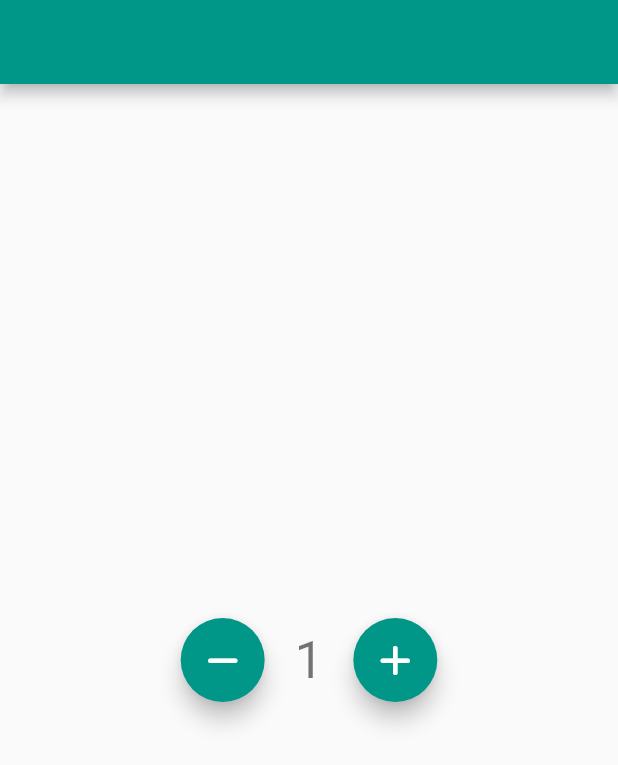
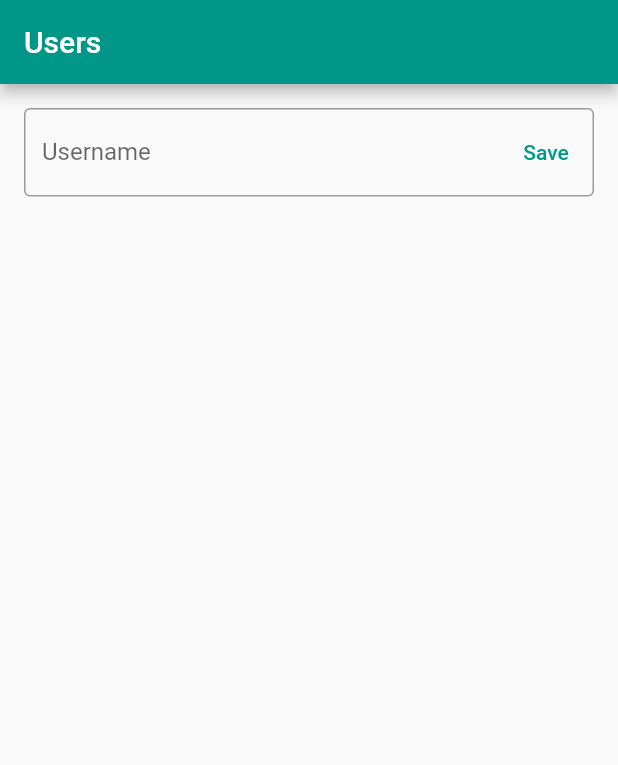
Before and after one commit to abdullahmansss/algoriza-1, a Flutter app: the screen it shows after launch, on a phone screen of 412 x 824 dp. Shown: the top 765 px of the screen. Run offline on Flutter 3.47's test engine with Material 2 defaults, Android fonts, the phone set to English and light mode, and no system bars; our stand-ins replace country_code_picker, flutter_bloc, font_awesome_flutter, sqflite; accounts and stored records are empty.

Commit message:
implement sqflite

```diff
--- /dev/null
+++ b/lib/core/util/blocs/app/cubit.dart
@@ -0,0 +1,107 @@
+import 'package:flutter/cupertino.dart';
+import 'package:flutter_bloc/flutter_bloc.dart';
+import 'package:sqflite/sqflite.dart';
+import 'package:test1/core/util/blocs/app/states.dart';
+import 'package:path/path.dart' as p;
+
+class AppBloc extends Cubit<AppStates> {
+  AppBloc() : super(AppInitialState());
+
+  static AppBloc get(context) => BlocProvider.of<AppBloc>(context);
+
+  late Database database;
+
+  void initDatabase() async {
+    var databasesPath = await getDatabasesPath();
+    String path = p.join(databasesPath, 'users.db');
+
+    debugPrint('AppDatabaseInitialized');
+
+    openAppDatabase(
+      path: path,
+    );
+
+    emit(AppDatabaseInitialized());
+  }
+
+  void openAppDatabase({
+    required String path,
+  }) async {
+    openDatabase(
+      path,
+      version: 1,
+      onCreate: (Database db, int version) async {
+        await db.execute(
+          'CREATE TABLE users (id INTEGER PRIMARY KEY, name TEXT)',
+        );
+
+        debugPrint('Table Created');
+      },
+      onOpen: (Database db) {
+        debugPrint('AppDatabaseOpened');
+        database = db;
+
+        getUsersData();
+      },
+    );
+  }
+
+  TextEditingController usernameController = TextEditingController();
+
+  void insertUserData() {
+    if(selectedUser.isNotEmpty) {
+      updateUserData();
+      return;
+    }
+
+    database.transaction((txn) async {
+      txn.rawInsert(
+          'INSERT INTO users(name) VALUES("${usernameController.text}")');
+    }).then((value) {
+      debugPrint('User Data Inserted');
+
+      usernameController.clear();
+      getUsersData();
+
+      emit(AppDatabaseUserCreated());
+    });
+  }
+
+  List<Map> users = [];
+
+  void getUsersData() async {
+    emit(AppDatabaseLoading());
+
+    database.rawQuery('SELECT * FROM users').then((value) {
+      debugPrint('Users Data Fetched');
+      users = value;
+      debugPrint(users.toString());
+      emit(AppDatabaseUsers());
+    });
+  }
+
+  Map selectedUser = {};
+
+  void selectUserToUpdate({
+    required Map user,
+  }) {
+    selectedUser = user;
+
+    usernameController.text = selectedUser['name'];
+
+    emit(AppSelectUser());
+  }
+
+  void updateUserData() async {
+    database.rawUpdate(
+        'UPDATE users SET name = ? WHERE id = ${selectedUser['id']}', [
+      (usernameController.text),
+    ]).then((value) {
+      selectedUser = {};
+      usernameController.clear();
+
+      debugPrint('User Data Updated');
+      getUsersData();
+    });
+  }
+}
--- /dev/null
+++ b/lib/core/util/blocs/app/states.dart
@@ -0,0 +1,17 @@
+abstract class AppStates {}
+
+class AppInitialState extends AppStates {}
+
+class AppDatabaseInitialized extends AppStates {}
+
+class AppDatabaseTableCreated extends AppStates {}
+
+class AppDatabaseOpened extends AppStates {}
+
+class AppDatabaseUserCreated extends AppStates {}
+
+class AppDatabaseLoading extends AppStates {}
+
+class AppDatabaseUsers extends AppStates {}
+
+class AppSelectUser extends AppStates {}
--- /dev/null
+++ b/lib/features/users/presentation/pages/users_page.dart
@@ -0,0 +1,16 @@
+import 'package:flutter/material.dart';
+import 'package:test1/features/users/presentation/widgets/users_widget.dart';
+
+class UsersPage extends StatelessWidget {
+  const UsersPage({Key? key}) : super(key: key);
+
+  @override
+  Widget build(BuildContext context) {
+    return Scaffold(
+      appBar: AppBar(
+        title: const Text('Users'),
+      ),
+      body: const UsersWidget(),
+    );
+  }
+}
--- /dev/null
+++ b/lib/features/users/presentation/widgets/users_widget.dart
@@ -0,0 +1,58 @@
+import 'package:flutter/material.dart';
+import 'package:flutter_bloc/flutter_bloc.dart';
+import 'package:test1/core/util/blocs/app/cubit.dart';
+import 'package:test1/core/util/blocs/app/states.dart';
+import 'package:test1/features/users/presentation/widgets/user_item.dart';
+
+class UsersWidget extends StatelessWidget {
+  const UsersWidget({Key? key}) : super(key: key);
+
+  @override
+  Widget build(BuildContext context) {
+    return BlocConsumer<AppBloc, AppStates>(
+      listener: (context, state) {},
+      builder: (context, state) {
+        return Padding(
+          padding: const EdgeInsets.all(16.0),
+          child: Column(
+            children: [
+              TextFormField(
+                controller: AppBloc.get(context).usernameController,
+                decoration: InputDecoration(
+                  suffixIcon: TextButton(
+                    onPressed: () {
+                      AppBloc.get(context).insertUserData();
+                    },
+                    child: Text(
+                      AppBloc.get(context).selectedUser.isEmpty ? 'Save' : 'Update',
+                    ),
+                  ),
+                  border: const OutlineInputBorder(),
+                  labelText: 'Username',
+                ),
+              ),
+              Expanded(
+                child: RefreshIndicator(
+                  onRefresh: () async {
+                    AppBloc.get(context).getUsersData();
+                  },
+                  child: ListView.separated(
+                    itemBuilder: (context, index) => UserItem(
+                      item: AppBloc.get(context).users[index],
+                    ),
+                    separatorBuilder: (context, index) => Container(
+                      width: double.infinity,
+                      height: 1,
+                      color: Colors.grey[300],
+                    ),
+                    itemCount: AppBloc.get(context).users.length,
+                  ),
+                ),
+              ),
+            ],
+          ),
+        );
+      },
+    );
+  }
+}
--- a/lib/main.dart
+++ b/lib/main.dart
@@ -3,8 +3,11 @@ import 'dart:io';
 import 'package:country_code_picker/country_localizations.dart';
 import 'package:flutter/material.dart';
 import 'package:flutter/services.dart';
+import 'package:flutter_bloc/flutter_bloc.dart';
+import 'package:test1/core/util/blocs/app/cubit.dart';
 import 'package:test1/features/counter/presentation/pages/counter_page.dart';
 import 'package:test1/features/login/presentation/pages/login_page.dart';
+import 'package:test1/features/users/presentation/pages/users_page.dart';
 
 void main() {
   runApp(const MyApp());
@@ -15,19 +18,26 @@ class MyApp extends StatelessWidget {
 
   @override
   Widget build(BuildContext context) {
-    return MaterialApp(
-      title: 'Flutter Demo',
-      debugShowCheckedModeBanner: false,
-      theme: ThemeData(
-        primarySwatch: Colors.teal,
+    return MultiBlocProvider(
+      providers: [
+        BlocProvider<AppBloc>(
+          create: (context) => AppBloc()..initDatabase(),
+        ),
+      ],
+      child: MaterialApp(
+        title: 'Flutter Demo',
+        debugShowCheckedModeBanner: false,
+        theme: ThemeData(
+          primarySwatch: Colors.teal,
+        ),
+        // supportedLocales: const [
+        //   Locale("en"),
+        // ],
+        // localizationsDelegates: const [
+        //   CountryLocalizations.delegate,
+        // ],
+        home: const UsersPage(),
       ),
-      supportedLocales: const [
-        Locale("en"),
-      ],
-      localizationsDelegates: const [
-        CountryLocalizations.delegate,
-      ],
-      home: const CounterPage(),
     );
   }
 }
--- a/pubspec.yaml
+++ b/pubspec.yaml
@@ -37,6 +37,8 @@ dependencies:
   country_code_picker: ^2.0.2
   font_awesome_flutter: ^10.1.0
   flutter_bloc: ^8.0.1
+  sqflite: ^2.0.3
+  path: ^1.8.1
 
 dev_dependencies:
   flutter_test:
```
Also changed, not shown: lib/features/users/presentation/widgets/user_item.dart (added, +55 -0 lines), pubspec.lock, 6 other files.
